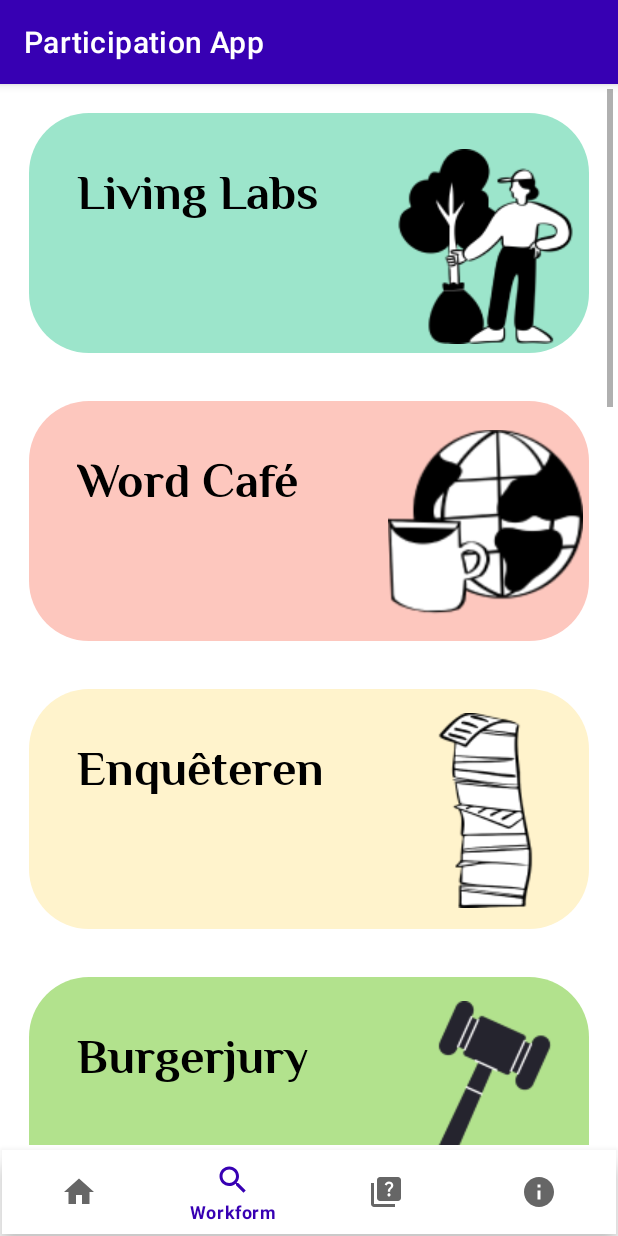
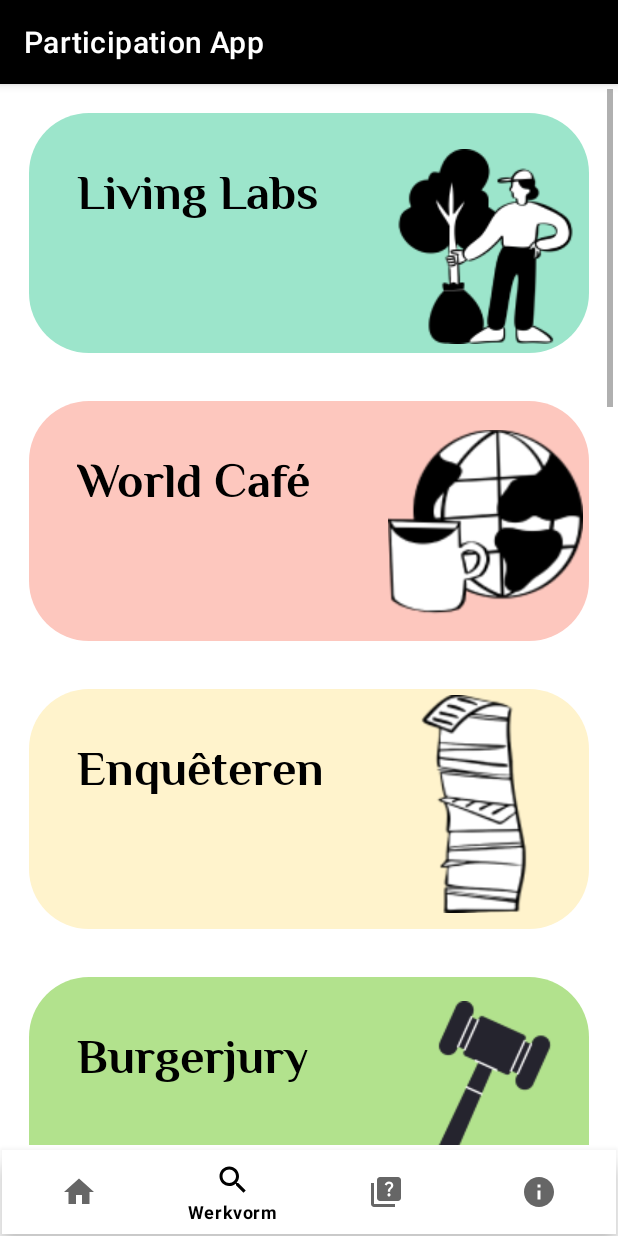
Before and after one commit to phenningsson/Gesallprov, an Android app: the screen it shows after launch (MainActivity), item 2 of the bottom bar chosen, on a phone screen of 412 x 824 dp. Run offline under Robolectric (Android 15) with nearby library versions, the phone set to English and light mode, and no system bars.

Commit message:
Added the mapping of the answers to the participation methods.
TODO: Fix the design so the squares are asymetrical as in the Figma design.

Fix the design.

Add search bar and functional searching capability (if time permits).

Make it possible to swipe between pop ups for the methods so you can press on one method and then swipe on the pop up window to go to the next or previous method.

```diff
--- a/app/src/main/res/layout/fragment_method_detail_dialog.xml
+++ b/app/src/main/res/layout/fragment_method_detail_dialog.xml
@@ -25,6 +25,6 @@
         android:id="@+id/btnClose"
         android:layout_width="match_parent"
         android:layout_height="wrap_content"
-        android:text="Close"/>
+        android:text="@string/sluiten"/>
 
 </LinearLayout>
--- a/app/src/main/res/layout/fragment_quiz.xml
+++ b/app/src/main/res/layout/fragment_quiz.xml
@@ -133,7 +133,6 @@
                     android:id="@+id/submitBtn"
                     android:layout_width="wrap_content"
                     android:layout_height="wrap_content"
-                    android:drawableLeft="@drawable/baseline_thumb_up_24"
                     android:text="@string/submit"
                     android:layout_gravity="center_horizontal"/>
 
--- a/app/src/main/res/layout/fragment_result.xml
+++ b/app/src/main/res/layout/fragment_result.xml
@@ -19,11 +19,11 @@
         android:id="@+id/btnRestart"
         android:layout_width="match_parent"
         android:layout_height="wrap_content"
-        android:text="Restart Quiz"/>
+        android:text="@string/opnieuw"/>
 
     <Button
         android:id="@+id/btnMainMenu"
         android:layout_width="match_parent"
         android:layout_height="wrap_content"
-        android:text="Main Menu"/>
+        android:text="@string/hoofdmenu"/>
 </LinearLayout>
--- a/app/src/main/res/layout/fragment_workform.xml
+++ b/app/src/main/res/layout/fragment_workform.xml
@@ -119,9 +119,9 @@
 
                 <ImageView
                     android:id="@+id/enqueteren_image"
-                    android:layout_width="130dp"
-                    android:layout_height="130dp"
-                    android:layout_marginTop="16dp"
+                    android:layout_width="145dp"
+                    android:layout_height="145dp"
+                    android:layout_marginTop="4dp"
                     android:layout_marginEnd="4dp"
                     android:src="@drawable/enqueteren_image"
                     app:layout_constraintEnd_toEndOf="parent"
@@ -191,9 +191,9 @@
 
                 <ImageView
                     android:id="@+id/klankbord_image"
-                    android:layout_width="130dp"
-                    android:layout_height="130dp"
-                    android:layout_marginTop="16dp"
+                    android:layout_width="167dp"
+                    android:layout_height="167dp"
+                    android:layout_marginTop="3dp"
                     android:layout_marginEnd="4dp"
                     android:src="@drawable/klankbord_image"
                     app:layout_constraintEnd_toEndOf="parent"
@@ -226,10 +226,9 @@
 
                 <ImageView
                     android:id="@+id/inspraak_image"
-                    android:layout_width="130dp"
-                    android:layout_height="130dp"
-                    android:layout_marginTop="16dp"
-                    android:layout_marginEnd="4dp"
+                    android:layout_width="162dp"
+                    android:layout_height="167dp"
+                    android:layout_marginTop="4dp"
                     android:src="@drawable/inspraak_image"
                     app:layout_constraintEnd_toEndOf="parent"
                     app:layout_constraintTop_toTopOf="parent" />
@@ -262,11 +261,13 @@
 
                 <ImageView
                     android:id="@+id/straat_image"
-                    android:layout_width="130dp"
-                    android:layout_height="130dp"
-                    android:layout_marginTop="16dp"
+                    android:layout_width="175dp"
+                    android:layout_height="175dp"
+                    android:layout_marginTop="4dp"
                     android:layout_marginEnd="4dp"
+                    android:layout_marginBottom="4dp"
                     android:src="@drawable/straat_image"
+                    app:layout_constraintBottom_toBottomOf="parent"
                     app:layout_constraintEnd_toEndOf="parent"
                     app:layout_constraintTop_toTopOf="parent" />
             </androidx.constraintlayout.widget.ConstraintLayout>
@@ -300,8 +301,8 @@
                     android:id="@+id/swipocratie_image"
                     android:layout_width="130dp"
                     android:layout_height="130dp"
-                    android:layout_marginTop="16dp"
-                    android:layout_marginEnd="4dp"
+                    android:layout_marginTop="20dp"
+                    android:layout_marginEnd="16dp"
                     android:src="@drawable/swipocratie_image"
                     app:layout_constraintEnd_toEndOf="parent"
                     app:layout_constraintTop_toTopOf="parent" />
@@ -396,21 +397,20 @@
                     android:layout_marginStart="32dp"
                     android:layout_marginTop="32dp"
                     android:layout_marginEnd="8dp"
+                    android:fontFamily="@font/philosopher_bold"
                     android:text="@string/keukentafel_gesprekken"
-                    android:fontFamily="@font/philosopher_bold"
                     android:textColor="@color/black"
                     android:textSize="32dp"
                     app:layout_constraintEnd_toStartOf="@+id/keukentafel_image"
-                    app:layout_constraintHorizontal_bias="0.0"
+                    app:layout_constraintHorizontal_bias="1.0"
                     app:layout_constraintStart_toStartOf="parent"
                     app:layout_constraintTop_toTopOf="parent" />
 
                 <ImageView
                     android:id="@+id/keukentafel_image"
-                    android:layout_width="130dp"
-                    android:layout_height="130dp"
-                    android:layout_marginTop="16dp"
-                    android:layout_marginEnd="4dp"
+                    android:layout_width="160dp"
+                    android:layout_height="167dp"
+                    android:layout_marginTop="4dp"
                     android:src="@drawable/keukentafel_image"
                     app:layout_constraintEnd_toEndOf="parent"
                     app:layout_constraintTop_toTopOf="parent" />
--- a/app/src/main/res/values/strings.xml
+++ b/app/src/main/res/values/strings.xml
@@ -5,20 +5,20 @@
 
     <string name="app_name">Participation App</string>
 
-    <string name="home">Home</string>
+    <string name="home">Thuis</string>
 
     <string name="open_nav">Open Navigation Drawer</string>
 
     <string name="close_nav">Close Navigation Drawer</string>
 
-    <string name="about">About</string>
+    <string name="about">Over</string>
 
     <string name="backspace"> </string>
 
     <string name="percentage">%</string>
     <string name="quiz">Quiz</string>
     <string name="questionPlaceholder">Question Placeholder</string>
-    <string name="totalQuestions">Aantal Vragen:</string>
+    <string name="totalQuestions">Aantal vragen:</string>
     <string name="answerA">Answer A</string>
     <string name="answerB">Answer B</string>
     <string name="answerC">Answer C</string>
@@ -28,19 +28,19 @@
     <string name="answerG">Answer G</string>
     <string name="answerH">Answer H</string>
     <string name="answerI">Answer I</string>
-    <string name="submit">Submit</string>
-    <string name="welcomeHeader">Find Your Workform!</string>
+    <string name="submit">Volgende</string>
+    <string name="welcomeHeader">Vind je werkvorm!</string>
 
 
     <string name="homepageLogo">Homepage Logo</string>
     <string name="hello_blank_fragment">Hello blank fragment</string>
-    <string name="workform">Workform</string>
+    <string name="workform">Werkvorm</string>
 
         <string name="living_labs">Living Labs</string>
         <string name="living_labs_description">Beschrijving van living labs...</string>
 
-        <string name="wordcaf">Word Café</string>
-        <string name="wordcaf_description">Description for Word Café...</string>
+        <string name="wordcaf">World Café</string>
+        <string name="wordcaf_description">Description for World Café...</string>
 
         <string name="enqu_teren">Enquêteren</string>
         <string name="enqu_teren_description">Description for Enquêteren...</string>
@@ -48,29 +48,32 @@
         <string name="burgerjury">Burgerjury</string>
         <string name="burgerjury_description">Description for Burgerjury...</string>
 
-        <string name="klankbord_groep">Klankbord Groep</string>
+        <string name="klankbord_groep">Klankbord groep</string>
         <string name="klankbord_groep_description">Description for Klankbord Groep...</string>
 
-        <string name="inspraak_bijeenkomst">Inspraak Bijeenkomst</string>
+        <string name="inspraak_bijeenkomst">Inspraak bijeenkomst</string>
         <string name="inspraak_bijeenkomst_description">Description for Inspraak Bijeenkomst...</string>
 
-        <string name="straat_interviews">Straat Interviews</string>
+        <string name="straat_interviews">Straat interviews</string>
         <string name="straat_interviews_description">Description for Straat Interviews...</string>
 
         <string name="swipocratie">Swipocratie</string>
         <string name="swipocratie_description">Description for Swipocratie...</string>
 
-        <string name="interactieve_internet_omgeving">Interactieve Internet Omgeving</string>
+        <string name="interactieve_internet_omgeving">Interactieve Internet omgeving</string>
         <string name="interactieve_internet_omgeving_description">Description for Interactieve Internet Omgeving...</string>
 
-        <string name="interactieve_scenariobouw">Interactieve Scenariobouw</string>
+        <string name="interactieve_scenariobouw">Scenario- bouw</string>
         <string name="interactieve_scenariobouw_description">Description for Interactieve Scenariobouw...</string>
 
-        <string name="keukentafel_gesprekken">Keukentafel Gesprekken</string>
+        <string name="keukentafel_gesprekken">Keukentafel gesprekken</string>
         <string name="keukentafel_gesprekken_description">Description for Keukentafel Gesprekken...</string>
 
         <string name="photovoice">Photovoice</string>
         <string name="photovoice_description">Description for Photovoice...</string>
+    <string name="sluiten">Sluiten</string>
+    <string name="opnieuw">Opnieuw</string>
+    <string name="hoofdmenu">Hoofdmenu</string>
 
 
 </resources>
--- a/app/src/main/res/values/themes.xml
+++ b/app/src/main/res/values/themes.xml
@@ -3,7 +3,7 @@
     . -->
     <style name="Theme.Gesallprov" parent="Theme.MaterialComponents.Light.DarkActionBar">
         <!-- Primary brand color. -->
-        <item name="colorPrimary">@color/purple_700</item>
+        <item name="colorPrimary">@color/black</item>
         <item name="colorPrimaryVariant">#1A0187</item>
         <item name="colorOnPrimary">@color/white</item>
         <!-- Secondary brand color. -->
```
Also changed, not shown: app/src/main/java/com/example/gesallprov/MethodWeightings.java (added, +285 -0 lines), app/src/main/java/com/example/gesallprov/QuizFragment.java (+48 -21 lines), app/src/main/java/com/example/gesallprov/ResultFragment.java (+50 -2 lines).
